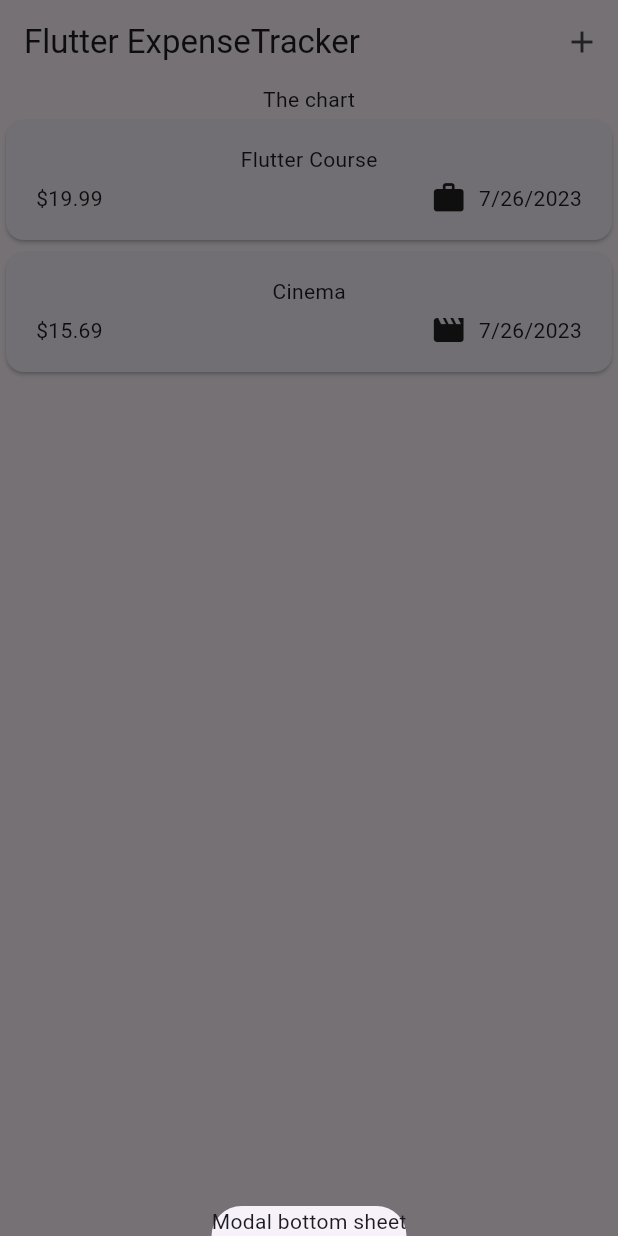
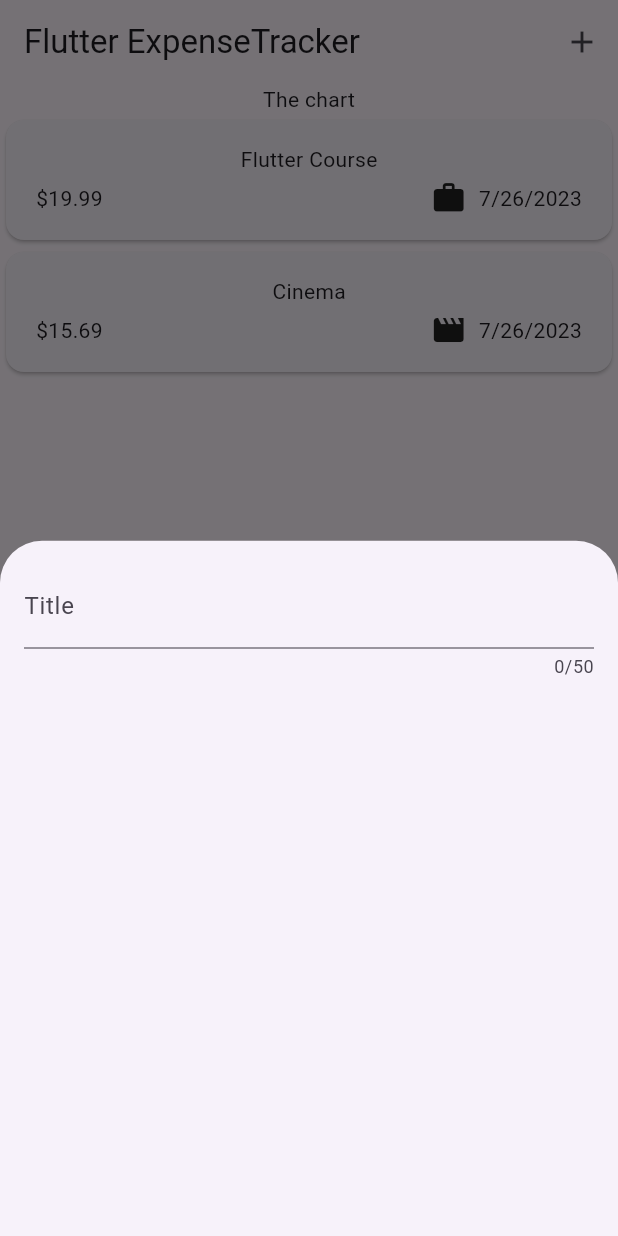
Before and after one commit to mnengineer/expense_tracker_app, a Flutter app: the screen it shows after launch, after a tap on the "add" icon, on a phone screen of 412 x 824 dp. Run offline on Flutter 3.47's test engine with Material 2 defaults, Android fonts, the phone set to English and light mode, and no system bars.

Commit message:
feat: モーダルにタイトル入力用のテキストフィールド追加

```diff
--- a/lib/widgets/expenses.dart
+++ b/lib/widgets/expenses.dart
@@ -1,5 +1,6 @@
 import 'package:expense_tracker_app/widgets/expenses_list/expenses_list.dart';
 import 'package:expense_tracker_app/models/expense.dart';
+import 'package:expense_tracker_app/widgets/new_expense.dart';
 import 'package:flutter/material.dart';
 
 class Expenses extends StatefulWidget {
@@ -30,7 +31,7 @@ class _ExpensesState extends State<Expenses> {
   void _openAddExpenseOverlay() {
     showModalBottomSheet(
       context: context,
-      builder: (ctx) => const Text('Modal bottom sheet'),
+      builder: (ctx) => const NewExpense(),
     );
   }
 
--- /dev/null
+++ b/lib/widgets/new_expense.dart
@@ -0,0 +1,29 @@
+import 'package:flutter/material.dart';
+
+class NewExpense extends StatefulWidget {
+  const NewExpense({super.key});
+
+  @override
+  State<NewExpense> createState() {
+    return _NewExpenseState();
+  }
+}
+
+class _NewExpenseState extends State<NewExpense> {
+  @override
+  Widget build(BuildContext context) {
+    return Padding(
+      padding: const EdgeInsets.all(16),
+      child: Column(
+        children: const [
+          TextField(
+            maxLength: 50,
+            decoration: InputDecoration(
+              label: Text('Title'),
+            ),
+          ),
+        ],
+      ),
+    );
+  }
+}
```
